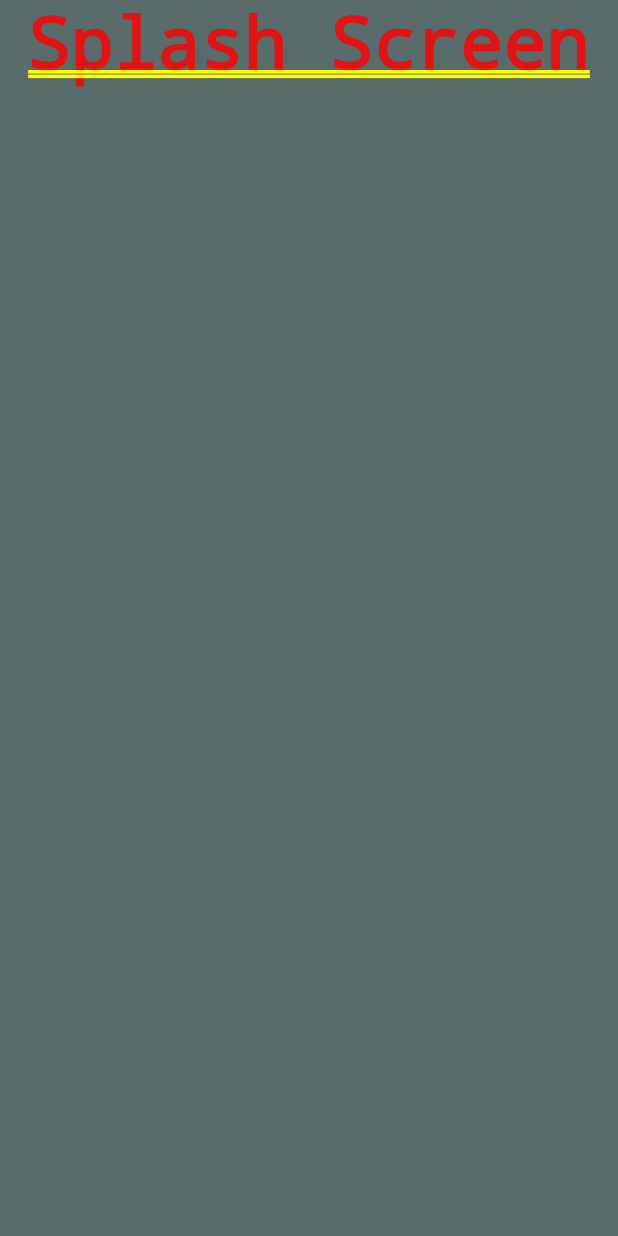
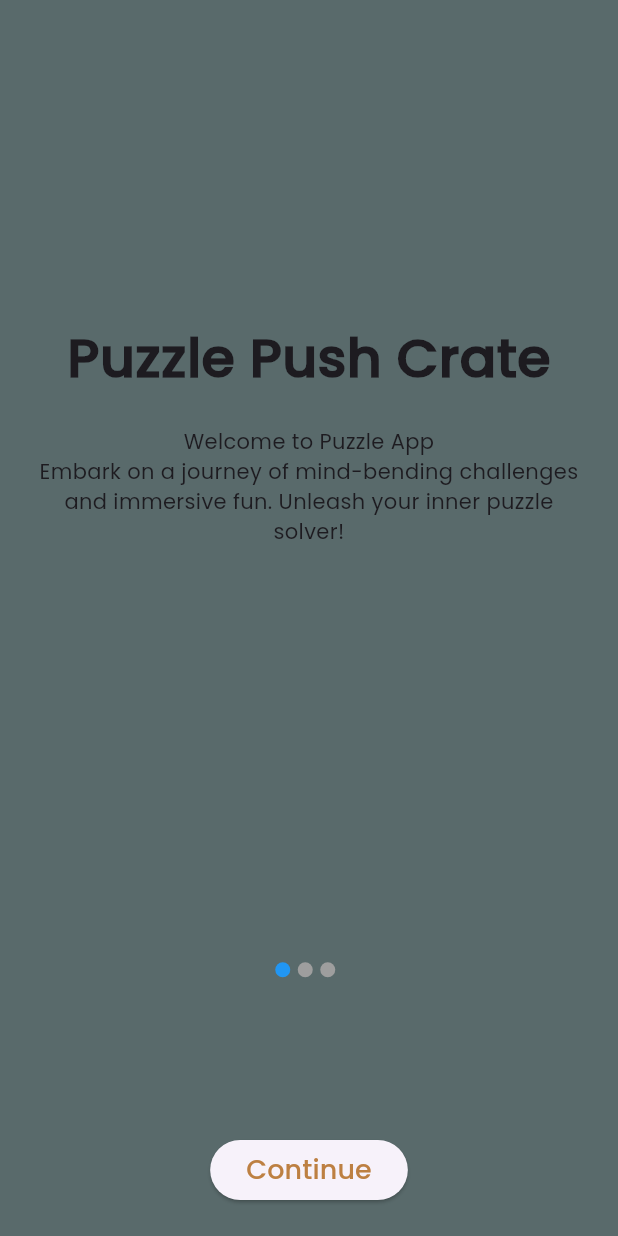
Before and after one commit to rizkyhaksono/tugas-besar-mobile, a Flutter app: the first screen one second after launch, on a phone screen of 412 x 824 dp. Run offline on Flutter 3.47's test engine with Material 3 defaults, Android fonts, the phone set to English and light mode, and no system bars; our stand-ins replace audioplayers, firebase_auth, firebase_core, firebase_messaging, flutter_local_notifications, get and 2 more; missing offline and left inert: flame; accounts and stored records are empty.

Commit message:
feat (splash): add some components

```diff
--- a/lib/presentation/views/splash_view.dart
+++ b/lib/presentation/views/splash_view.dart
@@ -4,22 +4,112 @@ import 'package:push_puzzle/constants/resources.dart';
 import 'package:push_puzzle/presentation/controllers/splash_controller.dart';
 
 class SplashView extends GetView<SplashController> {
-  const SplashView({Key? key}) : super(key: key);
+  SplashView({Key? key}) : super(key: key);
+
+  final List<String> splashData = [
+    'Welcome to Puzzle App\nEmbark on a journey of mind-bending challenges and immersive fun. Unleash your inner puzzle solver!',
+    'Discover Amazing Features\nExplore a world of captivating puzzles and unlock hidden treasures. Our app is packed with unique and exciting challenges.',
+    'Enjoy Using the App\nImmerse yourself in a seamless and delightful puzzle-solving experience. From novices to experts, everyone can savor the joy of accomplishment.',
+  ];
 
   @override
   Widget build(BuildContext context) {
+    return Scaffold(
+      backgroundColor: Resources.color.primaryBg,
+      body: SafeArea(
+        child: Padding(
+          padding: const EdgeInsets.all(20.0),
+          child: Column(
+            children: [
+              Expanded(
+                flex: 3,
+                child: PageView.builder(
+                  controller: controller.pageController,
+                  itemCount: splashData.length,
+                  itemBuilder: (context, index) => SplashContent(
+                    text: splashData[index],
+                  ),
+                ),
+              ),
+              Expanded(
+                flex: 1,
+                child: Obx(
+                  () => Row(
+                    mainAxisAlignment: MainAxisAlignment.center,
+                    children: [
+                      buildDot(0),
+                      buildDot(1),
+                      buildDot(2),
+                    ],
+                  ),
+                ),
+              ),
+              const SizedBox(height: 20),
+              ElevatedButton(
+                onPressed: () {
+                  Get.offAllNamed("/signin");
+                },
+                child: Text(
+                  'Continue',
+                  style: TextStyle(
+                    color: Resources.color.crateBox,
+                    fontFamily: Resources.font.primaryFont,
+                    fontSize: 18,
+                  ),
+                ),
+              ),
+            ],
+          ),
+        ),
+      ),
+    );
+  }
+
+  Widget buildDot(int index) {
     return Container(
-      color: Resources.color.primaryBg,
-      child: Column(
-        children: [
-          Flexible(
-              child: Column(
-            children: [
-              Text('Splash Screen'),
-            ],
-          ))
-        ],
+      height: 10,
+      width: 10,
+      margin: const EdgeInsets.only(right: 5),
+      decoration: BoxDecoration(
+        shape: BoxShape.circle,
+        color:
+            controller.currentPage.value == index ? Colors.blue : Colors.grey,
       ),
     );
   }
 }
+
+class SplashContent extends StatelessWidget {
+  final String text;
+
+  const SplashContent({super.key, required this.text});
+
+  @override
+  Widget build(BuildContext context) {
+    return Column(
+      crossAxisAlignment: CrossAxisAlignment.center,
+      children: [
+        const Spacer(),
+        Text(
+          'Puzzle Push Crate',
+          style: TextStyle(
+            fontSize: 36,
+            fontWeight: FontWeight.bold,
+            fontFamily: Resources.font.primaryFont,
+          ),
+        ),
+        const SizedBox(height: 20),
+        Text(
+          text,
+          textAlign: TextAlign.center,
+          style: TextStyle(
+            fontSize: 14,
+            fontWeight: FontWeight.normal,
+            fontFamily: Resources.font.primaryFont,
+          ),
+        ),
+        const Spacer(),
+      ],
+    );
+  }
+}
```
Also changed, not shown: lib/presentation/controllers/signin_controller.dart (+9 -12 lines), lib/presentation/controllers/signup_controller.dart (+45 -2 lines), lib/presentation/controllers/splash_controller.dart (+8 -5 lines).
